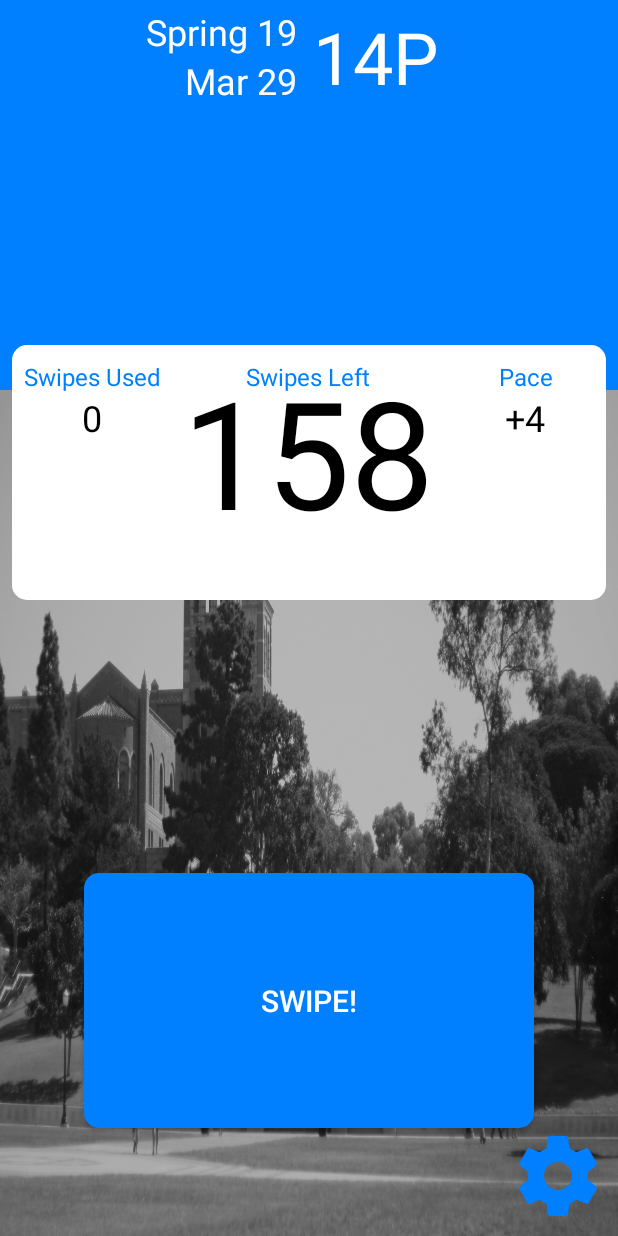
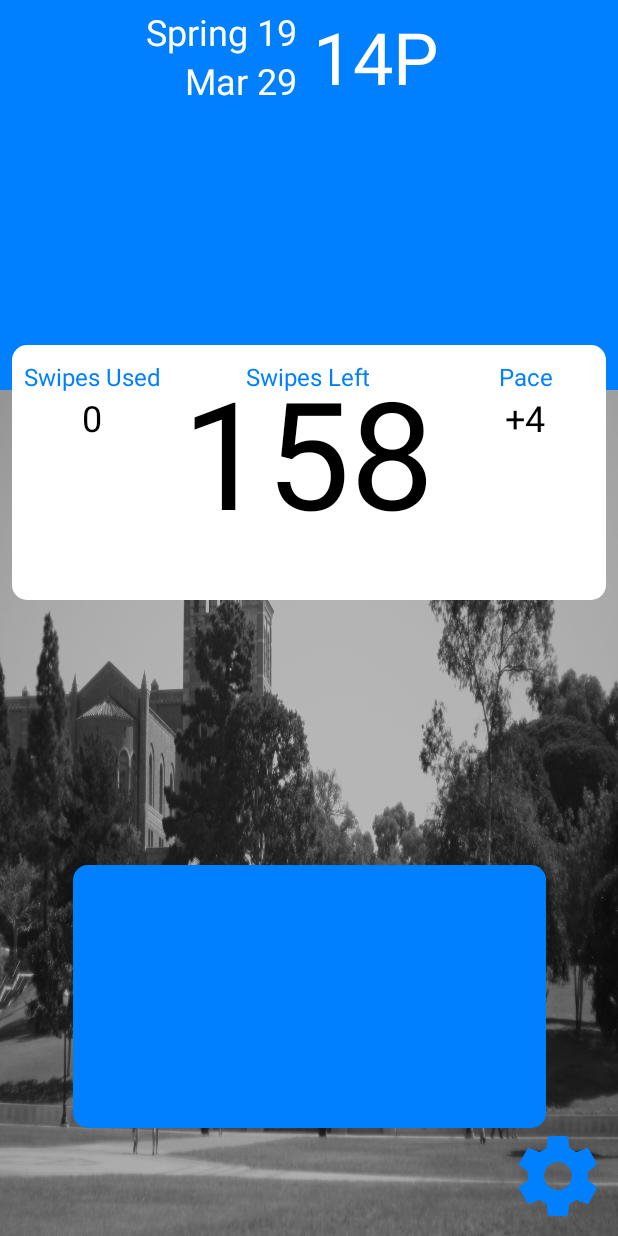
Before and after one commit to ncerdan/MySwipes, an Android app: the screen it shows after launch (MainActivity), on a phone screen of 412 x 824 dp. Run offline under Robolectric (Android 15) with nearby library versions, the phone set to English and light mode, and no system bars.

Commit message:
switch swipe button to be a view instead of button, and began setting up touch listener.

```diff
--- a/app/src/main/java/com/nickcerdan/myswipes/MainActivity.java
+++ b/app/src/main/java/com/nickcerdan/myswipes/MainActivity.java
@@ -29,60 +29,51 @@ public class MainActivity extends AppCompatActivity {
     TextView mealPlanText;
     TextView swipesLeftText;
     TextView paceText;
-    Button swipeButton;
+    View swipeButton;
     Button settingsButton;
 
     //vars
     String mealPlanString;
     SharedPreferences sharedPrefs;
     int swipesLeftNum;
-    VelocityTracker velTracker = null;
+    boolean isSwiping = false;
 
     //constants
     final Date ENDFALL18 = new Date(118, Calendar.DECEMBER, 14);
     final Date ENDWINTER19 = new Date(119, Calendar.MARCH, 22);
     final Date ENDSPRING19 = new Date(119, Calendar.JUNE, 14);
 
-    //handles touching events to look for swipes on swipe button
-    boolean isSwiping = false;
-    public boolean onTouchEvent(MotionEvent event) {
+    //handles touching events on swipe button
+    private void addSwipeTouchListener() {
+        swipeButton = (View) findViewById(R.id.swipeBtn);
+        swipeButton.setOnTouchListener(new View.OnTouchListener() {
+            @Override
+            public boolean onTouch(View v, MotionEvent event) {
                 int index = event.getActionIndex();
                 int action = event.getActionMasked();
                 int pointerID = event.getPointerId(index);
-        Button swipeBtn = (Button) findViewById(R.id.swipeBtn);
 
                 switch (action) {
                     case MotionEvent.ACTION_DOWN:
-                if (velTracker == null) {
-                    velTracker = VelocityTracker.obtain();
-                } else {
-                    velTracker.clear();
-                }
-                velTracker.addMovement(event);
-                if (isInSwipeButton(swipeBtn, event)) {
-                    Log.d("swipe", "is in button!");
                         isSwiping = true;
-                }
                         break;
                     case MotionEvent.ACTION_MOVE:
-                velTracker.addMovement(event);
-                velTracker.computeCurrentVelocity(1000);
                         if (isSwiping) {
                             Log.d("swipe", "moving swipe card");
                         }
                         break;
                     case MotionEvent.ACTION_UP:
-                if (isSwiping) {
+                        if (isSwiping /* and is over by edge of screen*/) {
                             Log.d("swipe", "successful swipe");
                             swipe();
                         }
                     case MotionEvent.ACTION_CANCEL:
                         isSwiping = false;
-                velTracker.recycle();
-                velTracker = null;
                         break;
                 }
                 return true;
+            }
+        });
     }
 
     @Override
@@ -105,7 +96,10 @@ public class MainActivity extends AppCompatActivity {
         swipesLeftText.setText(String.format(Locale.US, "%d",swipesLeftNum));
 
         //redundant if also in onResume()?
-        setDateAndQuarter();
+        //setDateAndQuarter();
+
+        //set touch listener from swipe button
+        addSwipeTouchListener();
 
         //initialize settings button and listener
         settingsButton = findViewById(R.id.settingsBtn);
@@ -388,34 +382,4 @@ public class MainActivity extends AppCompatActivity {
         swipesUsedText = findViewById(R.id.swipesUsed);
         swipesUsedText.setText(String.format(Locale.US, "%d", swipesUsedNum));
     }
-
-    //checks whether a  touching motion is on the swipe button
-    private boolean isInSwipeButton(Button btn, MotionEvent event) {
-        /*
-        float btnX = btn.getX();
-        float btnY = btn.getY();
-        float btnWidth  = btn.getWidth();
-        float btnHeight = btn.getHeight();
-        float btnXBound = btnX + btnWidth;
-        float btnYBound = btnY + btnHeight;
-        */
-        float eventX = event.getX();
-        float eventY = event.getY();
-
-        //Log.d("swipe", "BtnX: " + btnX);
-        //Log.d("swipe", "BtnY: " + btnX);
-        //Log.d("swipe", "BtnW: " + btnWidth);
-        //Log.d("swipe", "BtnH: " + btnHeight);
-        Log.d("swipe", "eveX: " + eventX);
-        Log.d("swipe", "eveY: " + eventY);
-
-
-
-
-
-        //uses hardcoded values because I know where the button should be.
-        //   change to use values form id?
-        return (eventX > 190 && eventX < 1247 &&
-                eventY > 1538 && eventY < 2145);
 }
-}
--- a/app/src/main/res/layout/activity_main.xml
+++ b/app/src/main/res/layout/activity_main.xml
@@ -172,15 +172,15 @@
 
     </LinearLayout>
 
-    <Button
+    <View
         android:id="@+id/swipeBtn"
-        android:layout_width="wrap_content"
-        android:layout_height="wrap_content"
+        android:layout_width="315dp"
+        android:layout_height="175dp"
         android:layout_marginBottom="72dp"
         android:background="@xml/swipe_button"
         android:text="@string/button_text"
+        android:textColor="@color/white"
         android:textSize="20sp"
-        android:textColor="@color/white"
         app:layout_constraintBottom_toBottomOf="parent"
         app:layout_constraintEnd_toEndOf="parent"
         app:layout_constraintStart_toStartOf="parent" />
```
Lines whose indentation alone changed are shown as unchanged.
